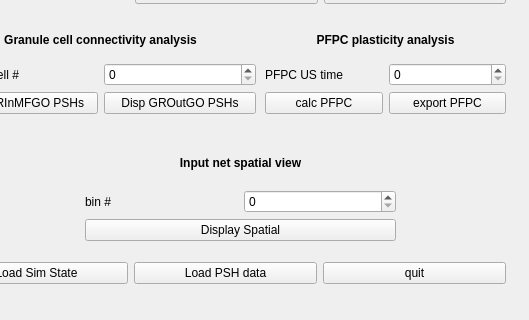
This is SimDataAnalysis/includes/mainw.ui in wenkeli/Cerebellum_simulation as Qt 5 draws it before an edit; both pictures show x 85 to 614 and y 317 to 637 of the 614 by 637 pixel window. The edited form follows.
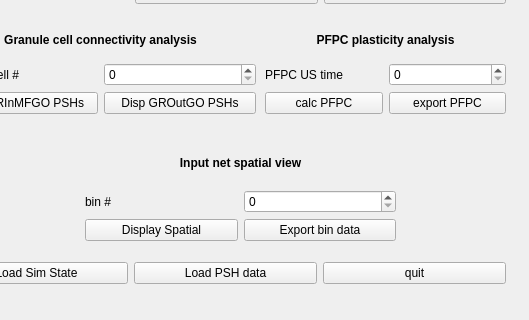
This is the edited form.

What changed in the file:
```diff
--- a/SimDataAnalysis/includes/mainw.ui
+++ b/SimDataAnalysis/includes/mainw.ui
@@ -399,7 +399,7 @@
        </property>
       </widget>
      </item>
-     <item row="2" column="0" colspan="2">
+     <item row="2" column="0">
       <widget class="QPushButton" name="dispSpatialButton">
        <property name="text">
         <string>Display Spatial</string>
@@ -409,6 +409,13 @@
      <item row="1" column="1">
       <widget class="QSpinBox" name="spatialBinNBox"/>
      </item>
+     <item row="2" column="1">
+      <widget class="QPushButton" name="exportInNetBinButton">
+       <property name="text">
+        <string>Export bin data</string>
+       </property>
+      </widget>
+     </item>
     </layout>
    </widget>
   </widget>
```
Left out of the diff: 19 changed lines with no effect on the pictures.
